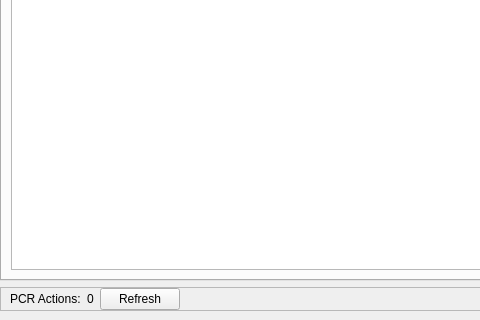
This is ui/sView.ui in aseylys/sView as Qt 5 draws it before an edit; both pictures show x 0 to 480 and y 280 to 600 of the 1057 by 600 pixel window. The edited form follows.
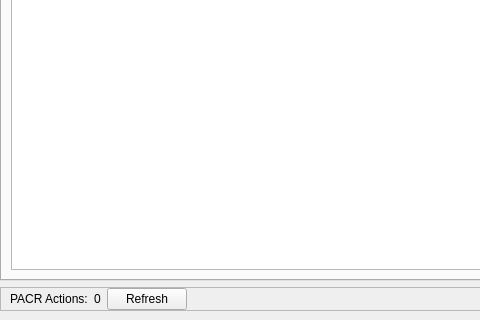
This is the edited form. Custom widgets are drawn as their Qt base class.

Patch:
```diff
--- a/ui/sView.ui
+++ b/ui/sView.ui
@@ -508,7 +508,7 @@
           </sizepolicy>
          </property>
          <property name="text">
-          <string>PCR Actions:</string>
+          <string>PACR Actions:</string>
          </property>
          <property name="scaledContents">
           <bool>true</bool>
```
